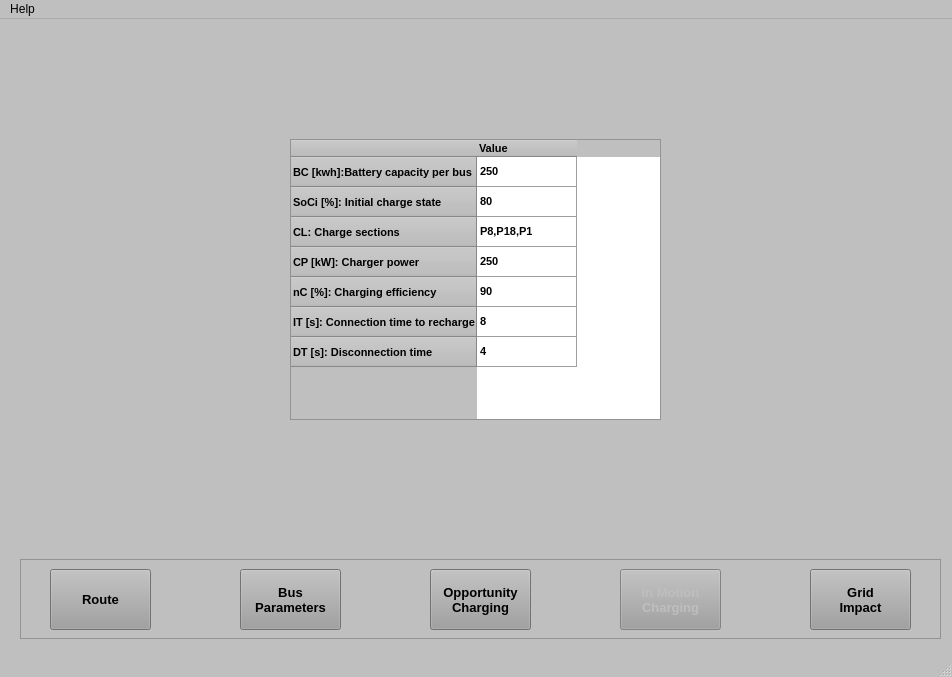
This is UI/InterfaceDynamic.ui in Potter-Gryffindor/Proyecto-Final as Qt 5 draws it before an edit. The edited form follows.
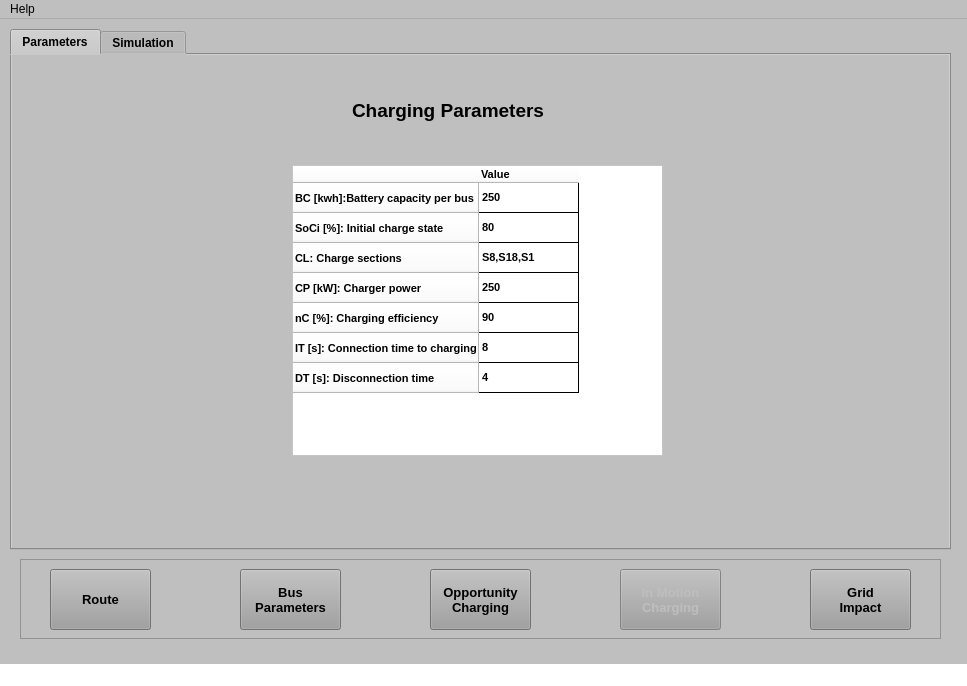
This is the edited form. Icons and pictures are not drawn.

Patch:
```diff
--- a/UI/InterfaceDynamic.ui
+++ b/UI/InterfaceDynamic.ui
@@ -6,8 +6,8 @@
    <rect>
     <x>0</x>
     <y>0</y>
-    <width>952</width>
-    <height>677</height>
+    <width>967</width>
+    <height>686</height>
    </rect>
   </property>
   <property name="palette">
@@ -946,13 +946,510 @@
      </property>
     </item>
    </widget>
+   <widget class="QTabWidget" name="SimulationDynamicTab">
+    <property name="geometry">
+     <rect>
+      <x>10</x>
+      <y>10</y>
+      <width>941</width>
+      <height>521</height>
+     </rect>
+    </property>
+    <property name="font">
+     <font>
+      <family>MS Sans Serif</family>
+      <weight>75</weight>
+      <bold>true</bold>
+     </font>
+    </property>
+    <property name="focusPolicy">
+     <enum>Qt::TabFocus</enum>
+    </property>
+    <property name="styleSheet">
+     <string notr="true">background-color: rgb(191, 191, 191);
+gridline-color: rgb(0, 0, 0);</string>
+    </property>
+    <property name="currentIndex">
+     <number>0</number>
+    </property>
+    <widget class="QWidget" name="ParametersDynamicTab">
+     <attribute name="title">
+      <string>Parameters</string>
+     </attribute>
+     <widget class="QLabel" name="ChargingParameterLabel">
+      <property name="geometry">
+       <rect>
+        <x>340</x>
+        <y>40</y>
+        <width>261</width>
+        <height>31</height>
+       </rect>
+      </property>
+      <property name="font">
+       <font>
+        <family>MS Sans Serif</family>
+        <pointsize>14</pointsize>
+        <weight>75</weight>
+        <bold>true</bold>
+       </font>
+      </property>
+      <property name="text">
+       <string>Charging Parameters</string>
+      </property>
+     </widget>
+     <widget class="QTableWidget" name="ImcChargingParametersTable">
+      <property name="geometry">
+       <rect>
+        <x>280</x>
+        <y>110</y>
+        <width>371</width>
+        <height>291</height>
+       </rect>
+      </property>
+      <property name="font">
+       <font>
+        <family>MS Sans Serif</family>
+        <pointsize>14</pointsize>
+        <weight>75</weight>
+        <bold>true</bold>
+       </font>
+      </property>
+      <property name="styleSheet">
+       <string notr="true">background-color: rgb(255, 255, 255)</string>
+      </property>
+      <row>
+       <property name="text">
+        <string>BC [kwh]:Battery capacity per bus</string>
+       </property>
+       <property name="font">
+        <font>
+         <family>MS Sans Serif</family>
+         <pointsize>8</pointsize>
+         <weight>75</weight>
+         <bold>true</bold>
+        </font>
+       </property>
+      </row>
+      <row>
+       <property name="text">
+        <string>SoCi [%]: Initial charge state</string>
+       </property>
+       <property name="font">
+        <font>
+         <family>MS Sans Serif</family>
+         <pointsize>8</pointsize>
+         <weight>75</weight>
+         <bold>true</bold>
+        </font>
+       </property>
+      </row>
+      <row>
+       <property name="text">
+        <string>CL: Charge sections</string>
+       </property>
+       <property name="font">
+        <font>
+         <family>MS Sans Serif</family>
+         <pointsize>8</pointsize>
+         <weight>75</weight>
+         <bold>true</bold>
+        </font>
+       </property>
+      </row>
+      <row>
+       <property name="text">
+        <string>CP [kW]: Charger power</string>
+       </property>
+       <property name="font">
+        <font>
+         <family>MS Sans Serif</family>
+         <pointsize>8</pointsize>
+         <weight>75</weight>
+         <bold>true</bold>
+        </font>
+       </property>
+      </row>
+      <row>
+       <property name="text">
+        <string>nC [%]: Charging efficiency</string>
+       </property>
+       <property name="font">
+        <font>
+         <family>MS Sans Serif</family>
+         <pointsize>8</pointsize>
+         <weight>75</weight>
+         <bold>true</bold>
+        </font>
+       </property>
+      </row>
+      <row>
+       <property name="text">
+        <string>IT [s]: Connection time to charging</string>
+       </property>
+       <property name="font">
+        <font>
+         <family>MS Sans Serif</family>
+         <pointsize>8</pointsize>
+         <weight>75</weight>
+         <bold>true</bold>
+        </font>
+       </property>
+      </row>
+      <row>
+       <property name="text">
+        <string>DT [s]: Disconnection time</string>
+       </property>
+       <property name="font">
+        <font>
+         <family>MS Sans Serif</family>
+         <pointsize>8</pointsize>
+         <weight>75</weight>
+         <bold>true</bold>
+        </font>
+       </property>
+      </row>
+      <column>
+       <property name="text">
+        <string>Value</string>
+       </property>
+       <property name="font">
+        <font>
+         <family>MS Sans Serif</family>
+         <pointsize>8</pointsize>
+         <weight>75</weight>
+         <bold>true</bold>
+        </font>
+       </property>
+       <property name="textAlignment">
+        <set>AlignLeading|AlignVCenter</set>
+       </property>
+      </column>
+      <item row="0" column="0">
+       <property name="text">
+        <string>250</string>
+       </property>
+       <property name="font">
+        <font>
+         <family>MS Sans Serif</family>
+         <pointsize>8</pointsize>
+         <weight>75</weight>
+         <bold>true</bold>
+        </font>
+       </property>
+      </item>
+      <item row="1" column="0">
+       <property name="text">
+        <string>80</string>
+       </property>
+       <property name="font">
+        <font>
+         <family>MS Sans Serif</family>
+         <pointsize>8</pointsize>
+         <weight>75</weight>
+         <bold>true</bold>
+        </font>
+       </property>
+      </item>
+      <item row="2" column="0">
+       <property name="text">
+        <string>S8,S18,S1</string>
+       </property>
+       <property name="font">
+        <font>
+         <family>MS Sans Serif</family>
+         <pointsize>8</pointsize>
+         <weight>75</weight>
+         <bold>true</bold>
+        </font>
+       </property>
+      </item>
+      <item row="3" column="0">
+       <property name="text">
+        <string>250</string>
+       </property>
+       <property name="font">
+        <font>
+         <family>MS Sans Serif</family>
+         <pointsize>8</pointsize>
+         <weight>75</weight>
+         <bold>true</bold>
+        </font>
+       </property>
+      </item>
+      <item row="4" column="0">
+       <property name="text">
+        <string>90</string>
+       </property>
+       <property name="font">
+        <font>
+         <family>MS Sans Serif</family>
+         <pointsize>8</pointsize>
+         <weight>75</weight>
+         <bold>true</bold>
+        </font>
+       </property>
+      </item>
+      <item row="5" column="0">
+       <property name="text">
+        <string>8</string>
+       </property>
+       <property name="font">
+        <font>
+         <family>MS Sans Serif</family>
+         <pointsize>8</pointsize>
+         <weight>75</weight>
+         <bold>true</bold>
+        </font>
+       </property>
+      </item>
+      <item row="6" column="0">
+       <property name="text">
+        <string>4</string>
+       </property>
+       <property name="font">
+        <font>
+         <family>MS Sans Serif</family>
+         <pointsize>8</pointsize>
+         <weight>75</weight>
+         <bold>true</bold>
+        </font>
+       </property>
+      </item>
+     </widget>
+    </widget>
+    <widget class="QWidget" name="OperationDiagramTab">
+     <attribute name="title">
+      <string>Simulation</string>
+     </attribute>
+     <widget class="QPushButton" name="DynamicLoadSimButton">
+      <property name="geometry">
+       <rect>
+        <x>340</x>
+        <y>10</y>
+        <width>261</width>
+        <height>31</height>
+       </rect>
+      </property>
+      <property name="font">
+       <font>
+        <family>MS Sans Serif</family>
+        <pointsize>10</pointsize>
+        <weight>75</weight>
+        <bold>true</bold>
+       </font>
+      </property>
+      <property name="statusTip">
+       <string>Push to load the simulation</string>
+      </property>
+      <property name="styleSheet">
+       <string notr="true">background-color: rgb(159, 159, 159);</string>
+      </property>
+      <property name="text">
+       <string>Load simulation</string>
+      </property>
+     </widget>
+     <widget class="QProgressBar" name="DynamicprogressBar">
+      <property name="geometry">
+       <rect>
+        <x>380</x>
+        <y>50</y>
+        <width>181</width>
+        <height>23</height>
+       </rect>
+      </property>
+      <property name="font">
+       <font>
+        <family>MS Sans Serif</family>
+        <pointsize>10</pointsize>
+        <weight>75</weight>
+        <bold>true</bold>
+       </font>
+      </property>
+      <property name="autoFillBackground">
+       <bool>false</bool>
+      </property>
+      <property name="styleSheet">
+       <string notr="true"/>
+      </property>
+      <property name="value">
+       <number>0</number>
+      </property>
+      <property name="textVisible">
+       <bool>true</bool>
+      </property>
+      <property name="orientation">
+       <enum>Qt::Horizontal</enum>
+      </property>
+      <property name="invertedAppearance">
+       <bool>false</bool>
+      </property>
+     </widget>
+     <widget class="QWidget" name="DynamicCurveWidget" native="true">
+      <property name="geometry">
+       <rect>
+        <x>20</x>
+        <y>90</y>
+        <width>901</width>
+        <height>311</height>
+       </rect>
+      </property>
+     </widget>
+     <widget class="QComboBox" name="ElementscomboBox">
+      <property name="geometry">
+       <rect>
+        <x>180</x>
+        <y>400</y>
+        <width>241</width>
+        <height>31</height>
+       </rect>
+      </property>
+      <property name="font">
+       <font>
+        <family>MS Sans Serif</family>
+        <pointsize>12</pointsize>
+       </font>
+      </property>
+      <property name="statusTip">
+       <string>Choose the element that prefer analyze</string>
+      </property>
+      <item>
+       <property name="text">
+        <string>Bus</string>
+       </property>
+      </item>
+      <item>
+       <property name="text">
+        <string>Charger</string>
+       </property>
+      </item>
+     </widget>
+     <widget class="QComboBox" name="VariablescomboBox">
+      <property name="geometry">
+       <rect>
+        <x>180</x>
+        <y>450</y>
+        <width>241</width>
+        <height>31</height>
+       </rect>
+      </property>
+      <property name="font">
+       <font>
+        <family>MS Sans Serif</family>
+        <pointsize>12</pointsize>
+       </font>
+      </property>
+      <property name="statusTip">
+       <string>Choose the variable prefer to graph</string>
+      </property>
+      <item>
+       <property name="text">
+        <string>Energy</string>
+       </property>
+      </item>
+      <item>
+       <property name="text">
+        <string>Power</string>
+       </property>
+      </item>
+      <item>
+       <property name="text">
+        <string>Slope</string>
+       </property>
+      </item>
+      <item>
+       <property name="text">
+        <string>(SoC) State of Charge</string>
+       </property>
+      </item>
+      <item>
+       <property name="text">
+        <string>Chargers</string>
+       </property>
+      </item>
+      <item>
+       <property name="text">
+        <string>Charger vector</string>
+       </property>
+      </item>
+     </widget>
+     <widget class="QPushButton" name="DynamicGraphButton">
+      <property name="geometry">
+       <rect>
+        <x>600</x>
+        <y>420</y>
+        <width>121</width>
+        <height>41</height>
+       </rect>
+      </property>
+      <property name="font">
+       <font>
+        <family>MS Sans Serif</family>
+        <pointsize>10</pointsize>
+        <weight>75</weight>
+        <bold>true</bold>
+       </font>
+      </property>
+      <property name="statusTip">
+       <string>Push to load the simulation</string>
+      </property>
+      <property name="styleSheet">
+       <string notr="true">background-color: rgb(159, 159, 159);</string>
+      </property>
+      <property name="text">
+       <string>Graph</string>
+      </property>
+     </widget>
+     <widget class="QLabel" name="ElementLabel">
+      <property name="geometry">
+       <rect>
+        <x>70</x>
+        <y>410</y>
+        <width>101</width>
+        <height>16</height>
+       </rect>
+      </property>
+      <property name="font">
+       <font>
+        <family>MS Sans Serif</family>
+        <pointsize>12</pointsize>
+        <weight>75</weight>
+        <bold>true</bold>
+       </font>
+      </property>
+      <property name="text">
+       <string>Element</string>
+      </property>
+     </widget>
+     <widget class="QLabel" name="VariableLabel">
+      <property name="geometry">
+       <rect>
+        <x>70</x>
+        <y>460</y>
+        <width>101</width>
+        <height>16</height>
+       </rect>
+      </property>
+      <property name="font">
+       <font>
+        <family>MS Sans Serif</family>
+        <pointsize>12</pointsize>
+        <weight>75</weight>
+        <bold>true</bold>
+       </font>
+      </property>
+      <property name="text">
+       <string>Variable</string>
+      </property>
+     </widget>
+    </widget>
+   </widget>
   </widget>
   <widget class="QMenuBar" name="menubar">
    <property name="geometry">
     <rect>
      <x>0</x>
      <y>0</y>
-     <width>952</width>
+     <width>967</width>
      <height>26</height>
     </rect>
    </property>
@@ -965,7 +1462,426 @@
    </widget>
    <addaction name="menuHelp"/>
   </widget>
-  <widget class="QStatusBar" name="statusbar"/>
+  <widget class="QStatusBar" name="statusbar">
+   <property name="palette">
+    <palette>
+     <active>
+      <colorrole role="WindowText">
+       <brush brushstyle="SolidPattern">
+        <color alpha="255">
+         <red>0</red>
+         <green>0</green>
+         <blue>0</blue>
+        </color>
+       </brush>
+      </colorrole>
+      <colorrole role="Button">
+       <brush brushstyle="SolidPattern">
+        <color alpha="255">
+         <red>255</red>
+         <green>255</green>
+         <blue>255</blue>
+        </color>
+       </brush>
+      </colorrole>
+      <colorrole role="Light">
+       <brush brushstyle="SolidPattern">
+        <color alpha="255">
+         <red>255</red>
+         <green>255</green>
+         <blue>255</blue>
+        </color>
+       </brush>
+      </colorrole>
+      <colorrole role="Midlight">
+       <brush brushstyle="SolidPattern">
+        <color alpha="255">
+         <red>255</red>
+         <green>255</green>
+         <blue>255</blue>
+        </color>
+       </brush>
+      </colorrole>
+      <colorrole role="Dark">
+       <brush brushstyle="SolidPattern">
+        <color alpha="255">
+         <red>127</red>
+         <green>127</green>
+         <blue>127</blue>
+        </color>
+       </brush>
+      </colorrole>
+      <colorrole role="Mid">
+       <brush brushstyle="SolidPattern">
+        <color alpha="255">
+         <red>170</red>
+         <green>170</green>
+         <blue>170</blue>
+        </color>
+       </brush>
+      </colorrole>
+      <colorrole role="Text">
+       <brush brushstyle="SolidPattern">
+        <color alpha="255">
+         <red>0</red>
+         <green>0</green>
+         <blue>0</blue>
+        </color>
+       </brush>
+      </colorrole>
+      <colorrole role="BrightText">
+       <brush brushstyle="SolidPattern">
+        <color alpha="255">
+         <red>255</red>
+         <green>255</green>
+         <blue>255</blue>
+        </color>
+       </brush>
+      </colorrole>
+      <colorrole role="ButtonText">
+       <brush brushstyle="SolidPattern">
+        <color alpha="255">
+         <red>0</red>
+         <green>0</green>
+         <blue>0</blue>
+        </color>
+       </brush>
+      </colorrole>
+      <colorrole role="Base">
+       <brush brushstyle="SolidPattern">
+        <color alpha="255">
+         <red>255</red>
+         <green>255</green>
+         <blue>255</blue>
+        </color>
+       </brush>
+      </colorrole>
+      <colorrole role="Window">
+       <brush brushstyle="SolidPattern">
+        <color alpha="255">
+         <red>255</red>
+         <green>255</green>
+         <blue>255</blue>
+        </color>
+       </brush>
+      </colorrole>
+      <colorrole role="Shadow">
+       <brush brushstyle="SolidPattern">
+        <color alpha="255">
+         <red>0</red>
+         <green>0</green>
+         <blue>0</blue>
+        </color>
+       </brush>
+      </colorrole>
+      <colorrole role="AlternateBase">
+       <brush brushstyle="SolidPattern">
+        <color alpha="255">
+         <red>255</red>
+         <green>255</green>
+         <blue>255</blue>
+        </color>
+       </brush>
+      </colorrole>
+      <colorrole role="ToolTipBase">
+       <brush brushstyle="SolidPattern">
+        <color alpha="255">
+         <red>255</red>
+         <green>255</green>
+         <blue>220</blue>
+        </color>
+       </brush>
+      </colorrole>
+      <colorrole role="ToolTipText">
+       <brush brushstyle="SolidPattern">
+        <color alpha="255">
+         <red>0</red>
+         <green>0</green>
+         <blue>0</blue>
+        </color>
+       </brush>
+      </colorrole>
+     </active>
+     <inactive>
+      <colorrole role="WindowText">
+       <brush brushstyle="SolidPattern">
+        <color alpha="255">
+         <red>0</red>
+         <green>0</green>
+         <blue>0</blue>
+        </color>
+       </brush>
+      </colorrole>
+      <colorrole role="Button">
+       <brush brushstyle="SolidPattern">
+        <color alpha="255">
+         <red>255</red>
+         <green>255</green>
+         <blue>255</blue>
+        </color>
+       </brush>
+      </colorrole>
+      <colorrole role="Light">
+       <brush brushstyle="SolidPattern">
+        <color alpha="255">
+         <red>255</red>
+         <green>255</green>
+         <blue>255</blue>
+        </color>
+       </brush>
+      </colorrole>
+      <colorrole role="Midlight">
+       <brush brushstyle="SolidPattern">
+        <color alpha="255">
+         <red>255</red>
+         <green>255</green>
+         <blue>255</blue>
+        </color>
+       </brush>
+      </colorrole>
+      <colorrole role="Dark">
+       <brush brushstyle="SolidPattern">
+        <color alpha="255">
+         <red>127</red>
+         <green>127</green>
+         <blue>127</blue>
+        </color>
+       </brush>
+      </colorrole>
+      <colorrole role="Mid">
+       <brush brushstyle="SolidPattern">
+        <color alpha="255">
+         <red>170</red>
+         <green>170</green>
+         <blue>170</blue>
+        </color>
+       </brush>
+      </colorrole>
+      <colorrole role="Text">
+       <brush brushstyle="SolidPattern">
+        <color alpha="255">
+         <red>0</red>
+         <green>0</green>
+         <blue>0</blue>
+        </color>
+       </brush>
+      </colorrole>
+      <colorrole role="BrightText">
+       <brush brushstyle="SolidPattern">
+        <color alpha="255">
+         <red>255</red>
+         <green>255</green>
+         <blue>255</blue>
+        </color>
+       </brush>
+      </colorrole>
+      <colorrole role="ButtonText">
+       <brush brushstyle="SolidPattern">
+        <color alpha="255">
+         <red>0</red>
+         <green>0</green>
+         <blue>0</blue>
+        </color>
+       </brush>
+      </colorrole>
+      <colorrole role="Base">
+       <brush brushstyle="SolidPattern">
+        <color alpha="255">
+         <red>255</red>
+         <green>255</green>
+         <blue>255</blue>
+        </color>
+       </brush>
+      </colorrole>
+      <colorrole role="Window">
+       <brush brushstyle="SolidPattern">
+        <color alpha="255">
+         <red>255</red>
+         <green>255</green>
+         <blue>255</blue>
+        </color>
+       </brush>
+      </colorrole>
+      <colorrole role="Shadow">
+       <brush brushstyle="SolidPattern">
+        <color alpha="255">
+         <red>0</red>
+         <green>0</green>
+         <blue>0</blue>
+        </color>
+       </brush>
+      </colorrole>
+      <colorrole role="AlternateBase">
+       <brush brushstyle="SolidPattern">
+        <color alpha="255">
+         <red>255</red>
+         <green>255</green>
+         <blue>255</blue>
+        </color>
+       </brush>
+      </colorrole>
+      <colorrole role="ToolTipBase">
+       <brush brushstyle="SolidPattern">
+        <color alpha="255">
+         <red>255</red>
+         <green>255</green>
+         <blue>220</blue>
+        </color>
+       </brush>
+      </colorrole>
+      <colorrole role="ToolTipText">
+       <brush brushstyle="SolidPattern">
+        <color alpha="255">
+         <red>0</red>
+         <green>0</green>
+         <blue>0</blue>
+        </color>
+       </brush>
+      </colorrole>
+     </inactive>
+     <disabled>
+      <colorrole role="WindowText">
+       <brush brushstyle="SolidPattern">
+        <color alpha="255">
+         <red>127</red>
+         <green>127</green>
+         <blue>127</blue>
+        </color>
+       </brush>
+      </colorrole>
+      <colorrole role="Button">
+       <brush brushstyle="SolidPattern">
+        <color alpha="255">
+         <red>255</red>
+         <green>255</green>
+         <blue>255</blue>
+        </color>
+       </brush>
+      </colorrole>
+      <colorrole role="Light">
+       <brush brushstyle="SolidPattern">
+        <color alpha="255">
+         <red>255</red>
+         <green>255</green>
+         <blue>255</blue>
+        </color>
+       </brush>
+      </colorrole>
+      <colorrole role="Midlight">
+       <brush brushstyle="SolidPattern">
+        <color alpha="255">
+         <red>255</red>
+         <green>255</green>
+         <blue>255</blue>
+        </color>
+       </brush>
+      </colorrole>
+      <colorrole role="Dark">
+       <brush brushstyle="SolidPattern">
+        <color alpha="255">
+         <red>127</red>
+         <green>127</green>
+         <blue>127</blue>
+        </color>
+       </brush>
+      </colorrole>
+      <colorrole role="Mid">
+       <brush brushstyle="SolidPattern">
+        <color alpha="255">
+         <red>170</red>
+         <green>170</green>
+         <blue>170</blue>
+        </color>
+       </brush>
+      </colorrole>
+      <colorrole role="Text">
+       <brush brushstyle="SolidPattern">
+        <color alpha="255">
+         <red>127</red>
+         <green>127</green>
+         <blue>127</blue>
+        </color>
+       </brush>
+      </colorrole>
+      <colorrole role="BrightText">
+       <brush brushstyle="SolidPattern">
+        <color alpha="255">
+         <red>255</red>
+         <green>255</green>
+         <blue>255</blue>
+        </color>
+       </brush>
+      </colorrole>
+      <colorrole role="ButtonText">
+       <brush brushstyle="SolidPattern">
+        <color alpha="255">
+         <red>127</red>
+         <green>127</green>
+         <blue>127</blue>
+        </color>
+       </brush>
+      </colorrole>
+      <colorrole role="Base">
+       <brush brushstyle="SolidPattern">
+        <color alpha="255">
+         <red>255</red>
+         <green>255</green>
+         <blue>255</blue>
+        </color>
+       </brush>
+      </colorrole>
+      <colorrole role="Window">
+       <brush brushstyle="SolidPattern">
+        <color alpha="255">
+         <red>255</red>
+         <green>255</green>
+         <blue>255</blue>
+        </color>
+       </brush>
+      </colorrole>
+      <colorrole role="Shadow">
+       <brush brushstyle="SolidPattern">
+        <color alpha="255">
+         <red>0</red>
+         <green>0</green>
+         <blue>0</blue>
+        </color>
+       </brush>
+      </colorrole>
+      <colorrole role="AlternateBase">
+       <brush brushstyle="SolidPattern">
+        <color alpha="255">
+         <red>255</red>
+         <green>255</green>
+         <blue>255</blue>
+        </color>
+       </brush>
+      </colorrole>
+      <colorrole role="ToolTipBase">
+       <brush brushstyle="SolidPattern">
+        <color alpha="255">
+         <red>255</red>
+         <green>255</green>
+         <blue>220</blue>
+        </color>
+       </brush>
+      </colorrole>
+      <colorrole role="ToolTipText">
+       <brush brushstyle="SolidPattern">
+        <color alpha="255">
+         <red>0</red>
+         <green>0</green>
+         <blue>0</blue>
+        </color>
+       </brush>
+      </colorrole>
+     </disabled>
+    </palette>
+   </property>
+   <property name="styleSheet">
+    <string notr="true">background-color: rgb(255, 255, 255);</string>
+   </property>
+  </widget>
   <action name="actionUser_Manual">
    <property name="text">
     <string>User Manual</string>
```
